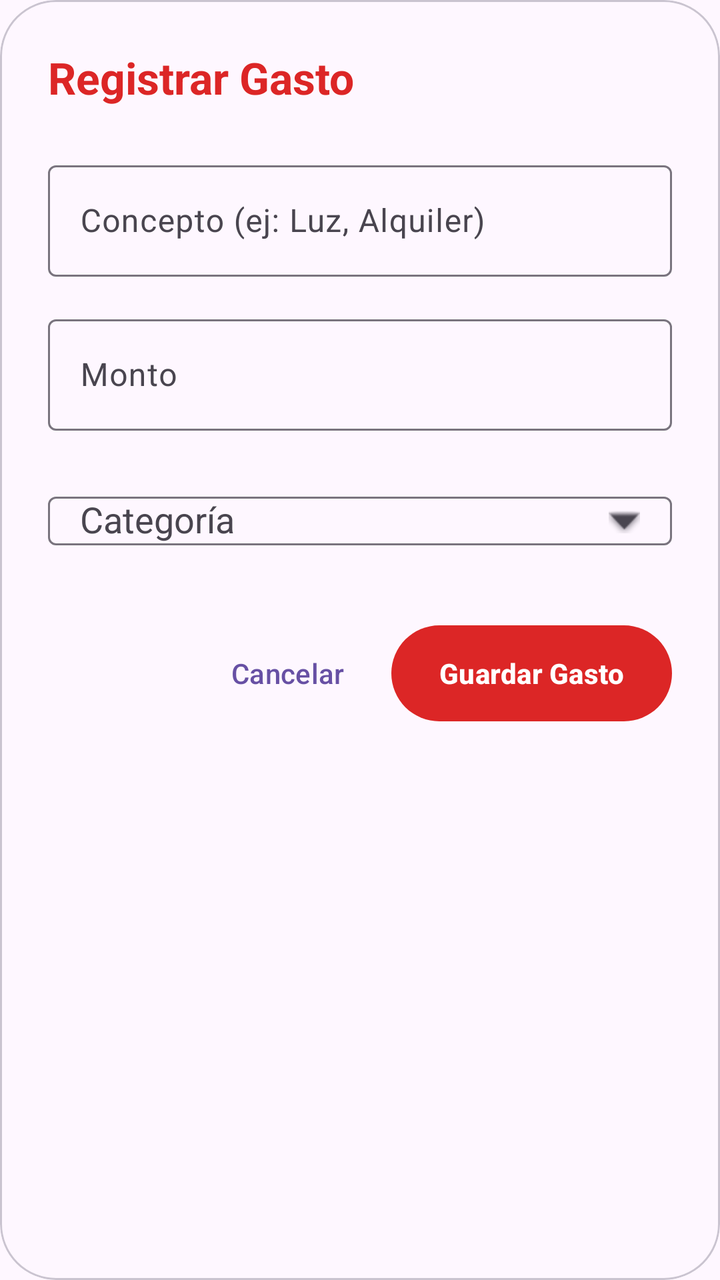
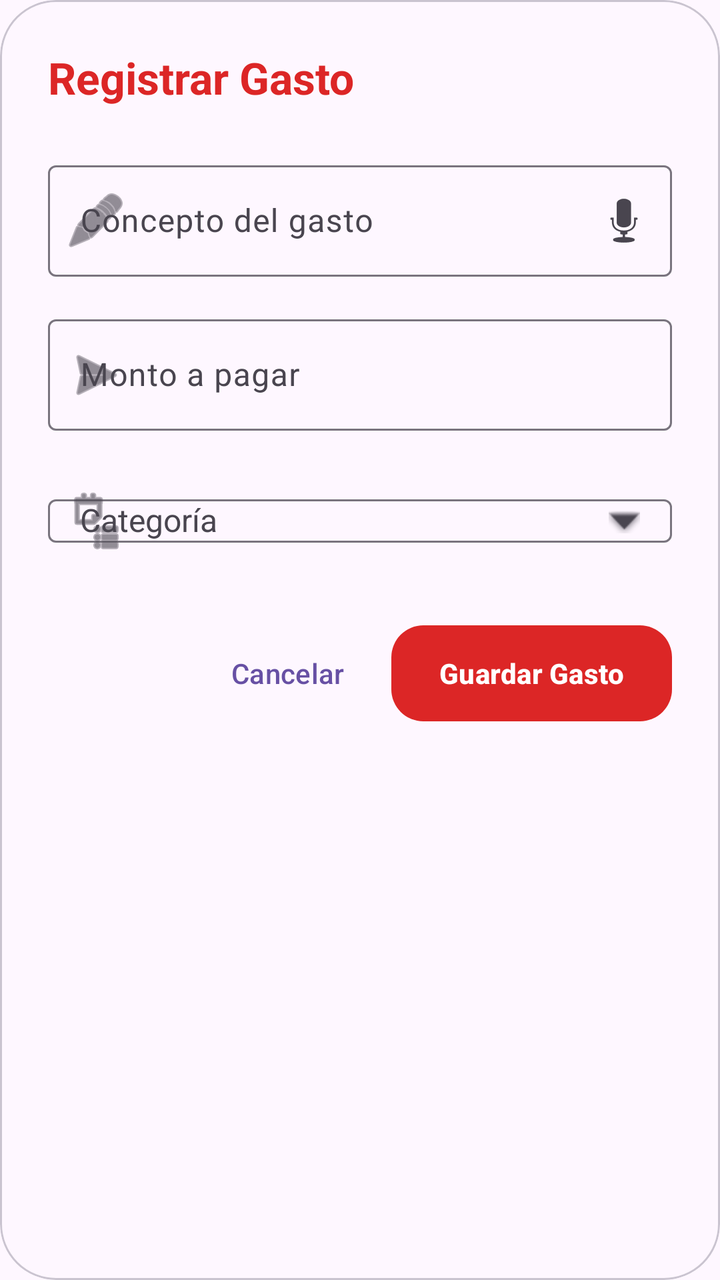

An Android layout rendered at two revisions. The XML below is the earlier revision; the diff shows what the commit changed to produce the second picture.
<!-- AndroidManifest.xml: application theme Theme.Naxor -->
<!-- res/layout/dialog_add_expense.xml -->
<?xml version="1.0" encoding="utf-8"?>
<com.google.android.material.card.MaterialCardView xmlns:android="http://schemas.android.com/apk/res/android"
    xmlns:app="http://schemas.android.com/apk/res-auto"
    android:layout_width="match_parent"
    android:layout_height="wrap_content"
    app:cardBackgroundColor="?attr/colorSurface"
    app:cardCornerRadius="28dp"
    app:cardElevation="0dp">

    <LinearLayout
        android:layout_width="match_parent"
        android:layout_height="wrap_content"
        android:orientation="vertical"
        android:padding="24dp">

        <TextView
            android:layout_width="wrap_content"
            android:layout_height="wrap_content"
            android:text="Registrar Gasto"
            android:textSize="22sp"
            android:textStyle="bold"
            android:textColor="@color/red_600"
            android:layout_marginBottom="24dp" />

        <com.google.android.material.textfield.TextInputLayout
            style="?attr/textInputOutlinedStyle"
            android:layout_width="match_parent"
            android:layout_height="wrap_content"
            android:hint="Concepto (ej: Luz, Alquiler)"
            android:layout_marginBottom="16dp">
            <com.google.android.material.textfield.TextInputEditText
                android:id="@+id/etExpenseConcepto"
                android:layout_width="match_parent"
                android:layout_height="wrap_content"
                android:inputType="textCapSentences" />
        </com.google.android.material.textfield.TextInputLayout>

        <com.google.android.material.textfield.TextInputLayout
            style="?attr/textInputOutlinedStyle"
            android:layout_width="match_parent"
            android:layout_height="wrap_content"
            android:hint="Monto"
            app:prefixText="S/ "
            android:layout_marginBottom="16dp">
            <com.google.android.material.textfield.TextInputEditText
                android:id="@+id/etExpenseMonto"
                android:layout_width="match_parent"
                android:layout_height="wrap_content"
                android:inputType="numberDecimal" />
        </com.google.android.material.textfield.TextInputLayout>

        <com.google.android.material.textfield.TextInputLayout
            style="?attr/textInputOutlinedStyle"
            android:layout_width="match_parent"
            android:layout_height="wrap_content"
            android:hint="Categoría"
            android:layout_marginBottom="24dp"
            app:endIconMode="custom"
            app:endIconDrawable="@android:drawable/arrow_down_float">
            <com.google.android.material.textfield.MaterialAutoCompleteTextView
                android:id="@+id/autoExpenseCategoria"
                android:layout_width="match_parent"
                android:layout_height="wrap_content"
                android:inputType="none"
                android:paddingHorizontal="16dp" />
        </com.google.android.material.textfield.TextInputLayout>

        <LinearLayout
            android:layout_width="match_parent"
            android:layout_height="wrap_content"
            android:orientation="horizontal"
            android:gravity="end">

            <com.google.android.material.button.MaterialButton
                android:id="@+id/btnCancelExpense"
                style="@style/Widget.Material3.Button.TextButton"
                android:layout_width="wrap_content"
                android:layout_height="56dp"
                android:text="Cancelar"
                android:layout_marginEnd="8dp" />

            <com.google.android.material.button.MaterialButton
                android:id="@+id/btnSaveExpense"
                android:layout_width="wrap_content"
                android:layout_height="56dp"
                android:text="Guardar Gasto"
                android:textStyle="bold"
                app:backgroundTint="@color/red_600" />
        </LinearLayout>
    </LinearLayout>
</com.google.android.material.card.MaterialCardView>
<!-- resources referenced by this layout -->
<resources>
  <color name="red_600">#DC2626</color>
  <style name="Theme.Naxor" parent="Base.Theme.Naxor" />
  <style name="Base.Theme.Naxor" parent="Theme.Material3.DayNight.NoActionBar">
          
          
      </style>
</resources>

<!-- the commit's change to res/layout/dialog_add_expense.xml (unified diff, before → after) -->
@@ -22,38 +22,48 @@
             android:textColor="@color/red_600"
             android:layout_marginBottom="24dp" />
 
+        
         <com.google.android.material.textfield.TextInputLayout
+            android:id="@+id/layoutExpenseConcepto"
             style="?attr/textInputOutlinedStyle"
             android:layout_width="match_parent"
             android:layout_height="wrap_content"
-            android:hint="Concepto (ej: Luz, Alquiler)"
+            android:hint="Concepto del gasto"
+            app:startIconDrawable="@android:drawable/ic_menu_edit"
+            app:endIconMode="custom"
+            app:endIconDrawable="@android:drawable/ic_btn_speak_now"
             android:layout_marginBottom="16dp">
             <com.google.android.material.textfield.TextInputEditText
                 android:id="@+id/etExpenseConcepto"
                 android:layout_width="match_parent"
                 android:layout_height="wrap_content"
-                android:inputType="textCapSentences" />
+                android:inputType="textCapSentences"
+                android:textSize="16sp" />
         </com.google.android.material.textfield.TextInputLayout>
 
         <com.google.android.material.textfield.TextInputLayout
             style="?attr/textInputOutlinedStyle"
             android:layout_width="match_parent"
             android:layout_height="wrap_content"
-            android:hint="Monto"
+            android:hint="Monto a pagar"
+            app:startIconDrawable="@android:drawable/ic_menu_send"
             app:prefixText="S/ "
             android:layout_marginBottom="16dp">
             <com.google.android.material.textfield.TextInputEditText
                 android:id="@+id/etExpenseMonto"
                 android:layout_width="match_parent"
                 android:layout_height="wrap_content"
-                android:inputType="numberDecimal" />
+                android:inputType="numberDecimal"
+                android:textSize="16sp" />
         </com.google.android.material.textfield.TextInputLayout>
 
         <com.google.android.material.textfield.TextInputLayout
+            android:id="@+id/layoutExpenseCategoria"
             style="?attr/textInputOutlinedStyle"
             android:layout_width="match_parent"
             android:layout_height="wrap_content"
             android:hint="Categoría"
+            app:startIconDrawable="@android:drawable/ic_menu_agenda"
             android:layout_marginBottom="24dp"
             app:endIconMode="custom"
             app:endIconDrawable="@android:drawable/arrow_down_float">
@@ -61,8 +71,10 @@
                 android:id="@+id/autoExpenseCategoria"
                 android:layout_width="match_parent"
                 android:layout_height="wrap_content"
-                android:inputType="none"
-                android:paddingHorizontal="16dp" />
+                android:inputType="textCapSentences"
+                android:paddingHorizontal="16dp"
+                android:textSize="16sp"
+                android:completionThreshold="1" />
         </com.google.android.material.textfield.TextInputLayout>
 
         <LinearLayout
@@ -85,7 +97,8 @@
                 android:layout_height="56dp"
                 android:text="Guardar Gasto"
                 android:textStyle="bold"
-                app:backgroundTint="@color/red_600" />
+                app:backgroundTint="@color/red_600"
+                app:cornerRadius="16dp" />
         </LinearLayout>
     </LinearLayout>
 </com.google.android.material.card.MaterialCardView>
